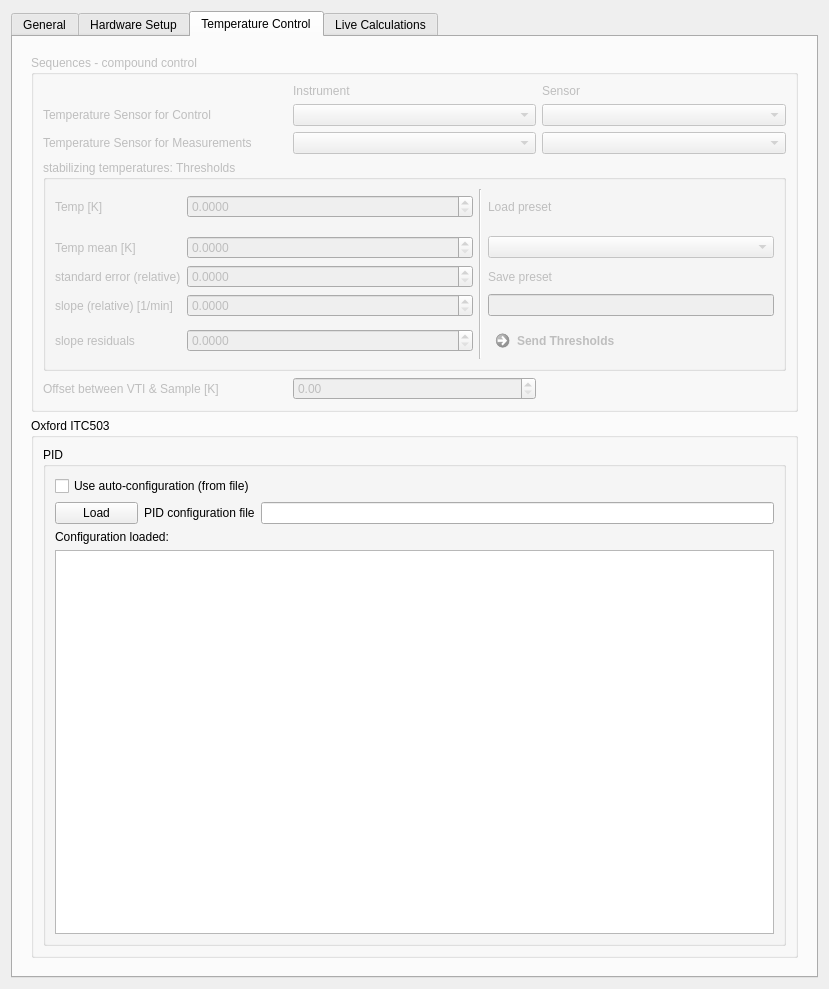
Old version of the form CryostatGUI/configurations/settings_global.ui in the repository Cryostat-GUI/Cryostat-GUI.
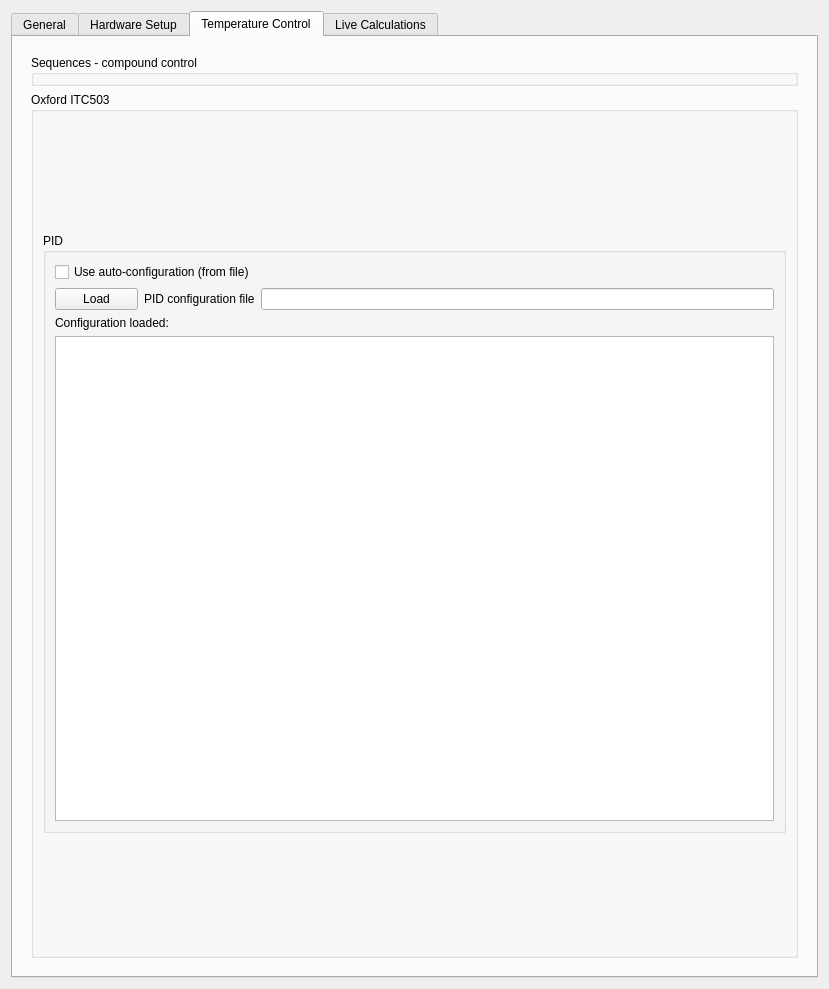
New version of the form. The open tabs and pages were chosen to show the change.

Commit message: introduce zmq, improve on settings

Diff of the .ui file:
```diff
--- a/CryostatGUI/configurations/settings_global.ui
+++ b/CryostatGUI/configurations/settings_global.ui
@@ -280,6 +280,44 @@
         </item>
        </layout>
       </widget>
+      <widget class="QGroupBox" name="groupBox">
+       <property name="enabled">
+        <bool>false</bool>
+       </property>
+       <property name="geometry">
+        <rect>
+         <x>30</x>
+         <y>60</y>
+         <width>321</width>
+         <height>101</height>
+        </rect>
+       </property>
+       <property name="title">
+        <string>Paths to preset folders</string>
+       </property>
+       <layout class="QGridLayout" name="gridLayout_4">
+        <item row="0" column="0">
+         <widget class="QLabel" name="label_10">
+          <property name="text">
+           <string>Plotting</string>
+          </property>
+         </widget>
+        </item>
+        <item row="0" column="1">
+         <widget class="QLineEdit" name="lineEdit"/>
+        </item>
+        <item row="1" column="0">
+         <widget class="QLabel" name="label_11">
+          <property name="text">
+           <string>Temperaturecontrol</string>
+          </property>
+         </widget>
+        </item>
+        <item row="1" column="1">
+         <widget class="QLineEdit" name="lineEdit_2"/>
+        </item>
+       </layout>
+      </widget>
      </widget>
      <widget class="QWidget" name="tab_2">
       <attribute name="title">
@@ -763,209 +801,13 @@
         <widget class="QWidget" name="widget" native="true">
          <layout class="QGridLayout" name="gridLayout_9" rowstretch="0,1">
           <item row="0" column="0">
-           <widget class="QGroupBox" name="groupBox">
+           <widget class="QGroupBox" name="Sequences_tempcontrol_groupbox">
             <property name="enabled">
-             <bool>false</bool>
+             <bool>true</bool>
             </property>
             <property name="title">
              <string>Sequences - compound control</string>
             </property>
-            <layout class="QGridLayout" name="gridLayout_4">
-             <item row="1" column="1">
-              <widget class="QComboBox" name="combo_SensorControl_Instrument"/>
-             </item>
-             <item row="1" column="0">
-              <widget class="QLabel" name="label_10">
-               <property name="text">
-                <string>Temperature Sensor for Control</string>
-               </property>
-              </widget>
-             </item>
-             <item row="1" column="2">
-              <widget class="QComboBox" name="combo_SensorControl_Sensor"/>
-             </item>
-             <item row="2" column="0">
-              <widget class="QLabel" name="label_19">
-               <property name="text">
-                <string>Temperature Sensor for Measurements</string>
-               </property>
-              </widget>
-             </item>
-             <item row="2" column="1">
-              <widget class="QComboBox" name="combo_SensorMeas_Instrument"/>
-             </item>
-             <item row="2" column="2">
-              <widget class="QComboBox" name="combo_SensorMeas_Sensor"/>
-             </item>
-             <item row="4" column="0" colspan="3">
-              <widget class="QGroupBox" name="groupBox_4">
-               <property name="title">
-                <string>stabilizing temperatures: Thresholds</string>
-               </property>
-               <layout class="QGridLayout" name="gridLayout_8" rowstretch="0,0,0,0,0,0,0,0" columnstretch="0,0,1,0,1">
-                <item row="1" column="0">
-                 <widget class="QLabel" name="label_12">
-                  <property name="text">
-                   <string>Temp [K]</string>
-                  </property>
-                 </widget>
-                </item>
-                <item row="7" column="2">
-                 <widget class="QDoubleSpinBox" name="spin_Sequence_threshold_slopeResiduals">
-                  <property name="decimals">
-                   <number>4</number>
-                  </property>
-                  <property name="maximum">
-                   <double>100.000000000000000</double>
-                  </property>
-                 </widget>
-                </item>
-                <item row="5" column="2">
-                 <widget class="QDoubleSpinBox" name="doubleSpinBox_15">
-                  <property name="decimals">
-                   <number>4</number>
-                  </property>
-                  <property name="maximum">
-                   <double>100.000000000000000</double>
-                  </property>
-                 </widget>
-                </item>
-                <item row="7" column="0">
-                 <widget class="QLabel" name="label_15">
-                  <property name="text">
-                   <string>slope residuals</string>
-                  </property>
-                 </widget>
-                </item>
-                <item row="5" column="0">
-                 <widget class="QLabel" name="label_18">
-                  <property name="text">
-                   <string>standard error (relative)</string>
-                  </property>
-                 </widget>
-                </item>
-                <item row="0" column="3" rowspan="8">
-                 <widget class="Line" name="line_3">
-                  <property name="orientation">
-                   <enum>Qt::Vertical</enum>
-                  </property>
-                 </widget>
-                </item>
-                <item row="4" column="2">
-                 <widget class="QDoubleSpinBox" name="spin_Sequence_threshold_Tmean_K">
-                  <property name="decimals">
-                   <number>4</number>
-                  </property>
-                  <property name="minimum">
-                   <double>0.000000000000000</double>
-                  </property>
-                  <property name="maximum">
-                   <double>300.000000000000000</double>
-                  </property>
-                 </widget>
-                </item>
-                <item row="6" column="2">
-                 <widget class="QDoubleSpinBox" name="spin_Sequence_threshold_slope_Kpmin">
-                  <property name="decimals">
-                   <number>4</number>
-                  </property>
-                  <property name="maximum">
-                   <double>100.000000000000000</double>
-                  </property>
-                 </widget>
-                </item>
-                <item row="6" column="0">
-                 <widget class="QLabel" name="label_14">
-                  <property name="text">
-                   <string>slope (relative) [1/min]</string>
-                  </property>
-                 </widget>
-                </item>
-                <item row="4" column="0">
-                 <widget class="QLabel" name="label_13">
-                  <property name="text">
-                   <string>Temp mean [K]</string>
-                  </property>
-                 </widget>
-                </item>
-                <item row="1" column="2">
-                 <widget class="QDoubleSpinBox" name="spin_Sequence_threshold_T_K">
-                  <property name="decimals">
-                   <number>4</number>
-                  </property>
-                  <property name="minimum">
-                   <double>0.000000000000000</double>
-                  </property>
-                  <property name="maximum">
-                   <double>300.000000000000000</double>
-                  </property>
-                 </widget>
-                </item>
-                <item row="7" column="4">
-                 <widget class="QCommandLinkButton" name="command_sendThresholds">
-                  <property name="text">
-                   <string>Send Thresholds</string>
-                  </property>
-                 </widget>
-                </item>
-                <item row="5" column="4">
-                 <widget class="QLabel" name="label_17">
-                  <property name="text">
-                   <string>Save preset</string>
-                  </property>
-                 </widget>
-                </item>
-                <item row="4" column="4">
-                 <widget class="QComboBox" name="combo_thresholdsLoadingPreset"/>
-                </item>
-                <item row="6" column="4">
-                 <widget class="QLineEdit" name="lineEdit_thresholdsSavingPreset"/>
-                </item>
-                <item row="1" column="4">
-                 <widget class="QLabel" name="label_16">
-                  <property name="text">
-                   <string>Load preset</string>
-                  </property>
-                 </widget>
-                </item>
-               </layout>
-              </widget>
-             </item>
-             <item row="0" column="1">
-              <widget class="QLabel" name="label_20">
-               <property name="text">
-                <string>Instrument</string>
-               </property>
-              </widget>
-             </item>
-             <item row="0" column="2">
-              <widget class="QLabel" name="label_21">
-               <property name="text">
-                <string>Sensor</string>
-               </property>
-              </widget>
-             </item>
-             <item row="5" column="0">
-              <widget class="QLabel" name="label_11">
-               <property name="enabled">
-                <bool>false</bool>
-               </property>
-               <property name="text">
-                <string>Offset between VTI &amp; Sample [K]</string>
-               </property>
-              </widget>
-             </item>
-             <item row="5" column="1">
-              <widget class="QDoubleSpinBox" name="spin_Sequence_sampleOffsetLinear_K">
-               <property name="enabled">
-                <bool>false</bool>
-               </property>
-               <property name="maximum">
-                <double>300.000000000000000</double>
-               </property>
-              </widget>
-             </item>
-            </layout>
            </widget>
           </item>
           <item row="1" column="0">
```
Left out of the diff: 6 changed lines with no effect on the pictures. The commit also changes 7 other files.
